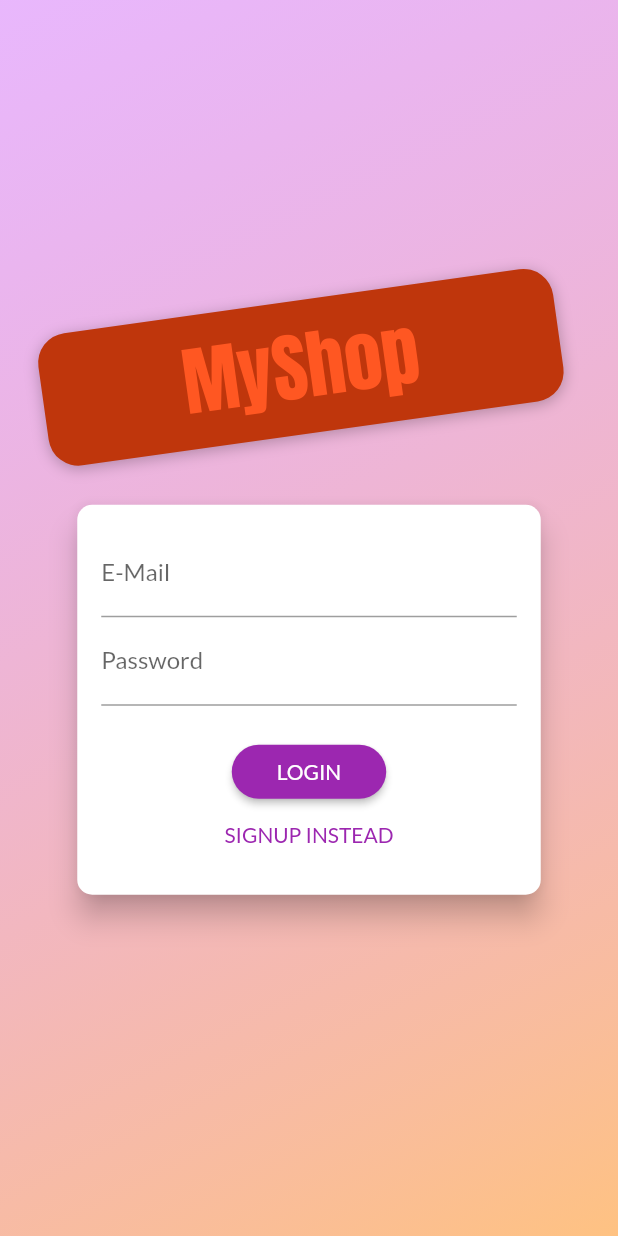
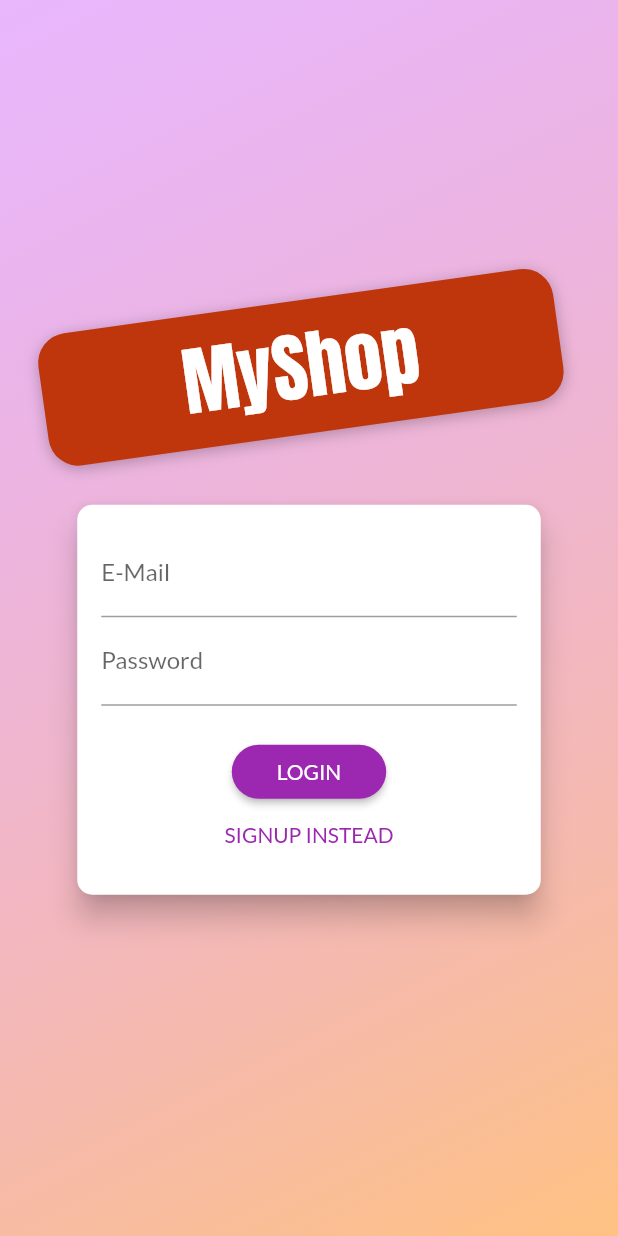
Before and after one commit to fahmi54321/shop_app_with_state_management_and_firebase-auth, a Flutter app: the screen it shows after launch, on a phone screen of 412 x 824 dp. Run offline on Flutter 3.47's test engine with Material 2 defaults, Android fonts, the phone set to English and light mode, and no system bars.

Commit message:
managing the auth token locally

```diff
--- a/lib/main.dart
+++ b/lib/main.dart
@@ -24,7 +24,7 @@ class MyApp extends StatelessWidget {
   Widget build(BuildContext context) {
     return MultiProvider(
       providers: [
-        ChangeNotifierProvider.value( //todo 2 (next auth_screen)
+        ChangeNotifierProvider.value(
           value: AuthProvider(),
         ),
         ChangeNotifierProvider.value(
@@ -37,8 +37,9 @@ class MyApp extends StatelessWidget {
           value: OrderProvider(),
         ),
       ],
-      child: MaterialApp(
-        //
+      //todo 5
+      child: Consumer<AuthProvider>(
+        builder: (ctx, auth, _,) => MaterialApp(
           title: 'Flutter Demo',
           theme: ThemeData(
             primarySwatch: Colors.purple,
@@ -48,7 +49,7 @@ class MyApp extends StatelessWidget {
               caption: TextStyle(color: Colors.white),
             ),
           ),
-        home: AuthScreen(),
+          home: auth.isAuth==true ? ProductOverviewScreens() : AuthScreen(), //todo 6 (finish)
           routes: {
             ProductDetailsScreen.routeName: (ctx) => ProductDetailsScreen(),
             CartScreen.routeName: (ctx) => CartScreen(),
@@ -57,6 +58,7 @@ class MyApp extends StatelessWidget {
             EditProductScreen.routeName: (ctx) => EditProductScreen(),
           },
         ),
+      ),
     );
   }
 }
--- a/lib/providers/auth_provider.dart
+++ b/lib/providers/auth_provider.dart
@@ -5,9 +5,25 @@ import 'package:http/http.dart' as http;
 import '../utils/http_exception.dart';
 
 class AuthProvider with ChangeNotifier {
-  // String _token;
-  // DateTime _expiryDate;
-  // String _userId;
+
+  //todo 1
+  String? _token;
+  DateTime? _expiryDate;
+  String? _userId;
+
+
+  //todo 4 (next main)
+  bool get isAuth{
+    return token != null;
+  }
+
+  //todo 3
+  String? get token{
+    if(_expiryDate != null && _expiryDate!.isAfter(DateTime.now()) && _token!= null){
+      return _token??'';
+    }
+    return null;
+  }
 
   Future<void> _authenticate({
     required String email,
@@ -17,7 +33,6 @@ class AuthProvider with ChangeNotifier {
     final url =
         'https://identitytoolkit.googleapis.com/v1/accounts:$segmentUrl?key=AIzaSyDoMBZtOAhGfcgtuA7yvB5FoHwLUijFCAg';
 
-    //todo 1 (next authScreen)
     try {
       final response = await http.post(
         Uri.parse(url),
@@ -35,6 +50,17 @@ class AuthProvider with ChangeNotifier {
         throw HttpException(message: responseData['error']['message']);
       }
 
+      //todo 2
+      _token = responseData['idToken'];
+      _userId = responseData['localId'];
+      _expiryDate = DateTime.now().add(
+        Duration(
+          seconds: int.parse(
+            responseData['expiresIn'],
+          ),
+        ),
+      );
+      notifyListeners();
     } catch (error) {
       throw error;
     }
--- a/lib/screens/auth_screen.dart
+++ b/lib/screens/auth_screen.dart
@@ -63,7 +63,7 @@ class AuthScreen extends StatelessWidget {
                       child: Text(
                         'MyShop',
                         style: TextStyle(
-                          color: Colors.deepOrange,
+                          color: Colors.white,
                           fontSize: 50,
                           fontFamily: 'Anton',
                           fontWeight: FontWeight.normal,
```
Lines whose indentation alone changed are shown as unchanged.
